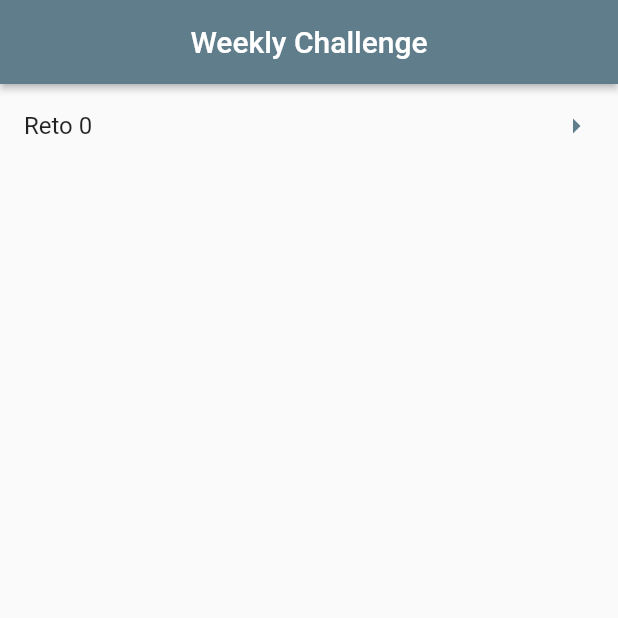
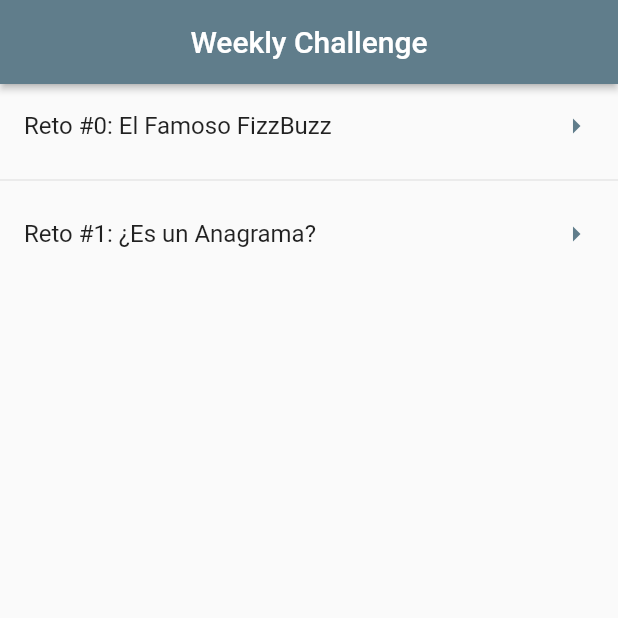
Before and after one commit to cT4pia94/Weekly-Challenge-2022-Flutter, a Flutter app: the screen it shows after launch, on a phone screen of 412 x 824 dp, the top half of it. Run offline on Flutter 3.47's test engine with Material 2 defaults, Android fonts, the phone set to English and light mode, and no system bars.

Commit message:
Creación de base para Reto 1

```diff
--- a/lib/router/app_routes.dart
+++ b/lib/router/app_routes.dart
@@ -8,8 +8,13 @@ class AppRoutes {
   static final screenOptions = <ScreenOption>[
     ScreenOption(
       route: 'reto0',
-      name: 'Reto 0',
+      name: 'Reto #0: El Famoso FizzBuzz',
       screen: const Reto0Screen(),
+    ),
+    ScreenOption(
+      route: 'reto1',
+      name: 'Reto #1: ¿Es un Anagrama?',
+      screen: const Reto1Screen(),
     )
   ];
 
--- a/lib/screens/screens.dart
+++ b/lib/screens/screens.dart
@@ -1,2 +1,3 @@
+export 'package:weekly_challenge_2022_flutter/screens/reto_1.dart';
 export 'package:weekly_challenge_2022_flutter/screens/home_screen.dart';
 export 'package:weekly_challenge_2022_flutter/screens/reto_0.dart';
```
Also changed, not shown: lib/screens/reto_1.dart (added, +19 -0 lines).
